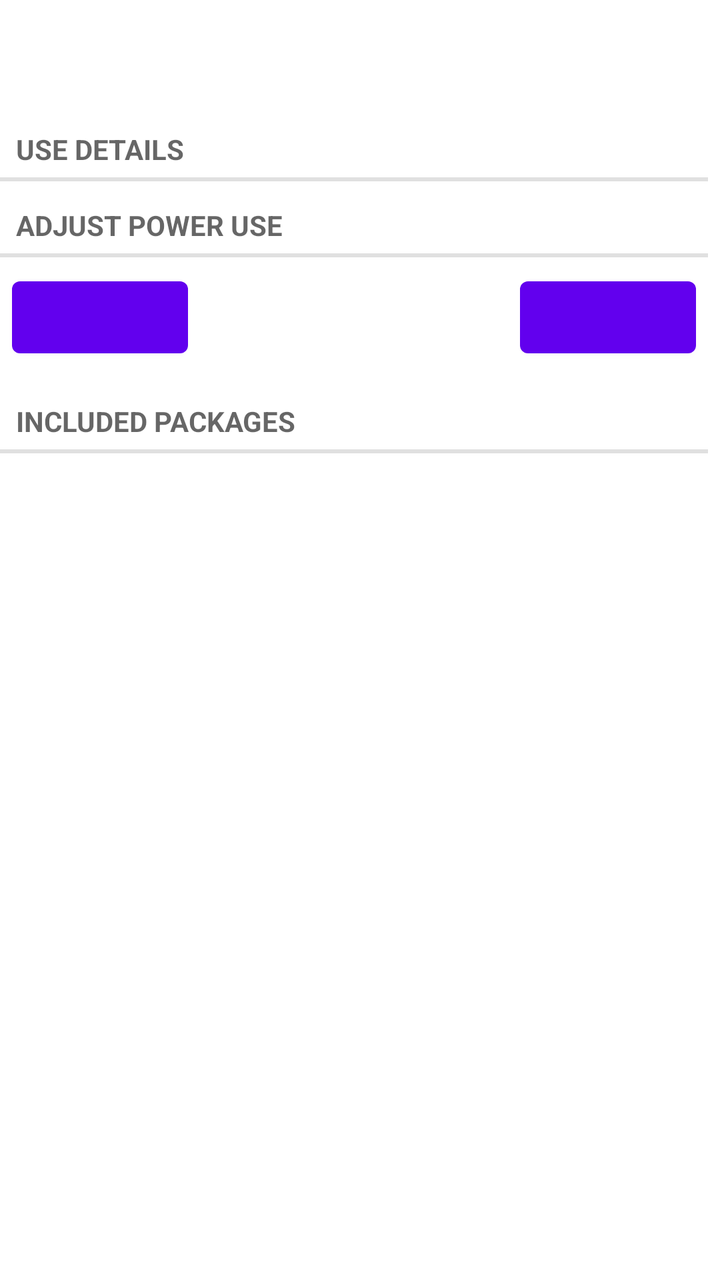
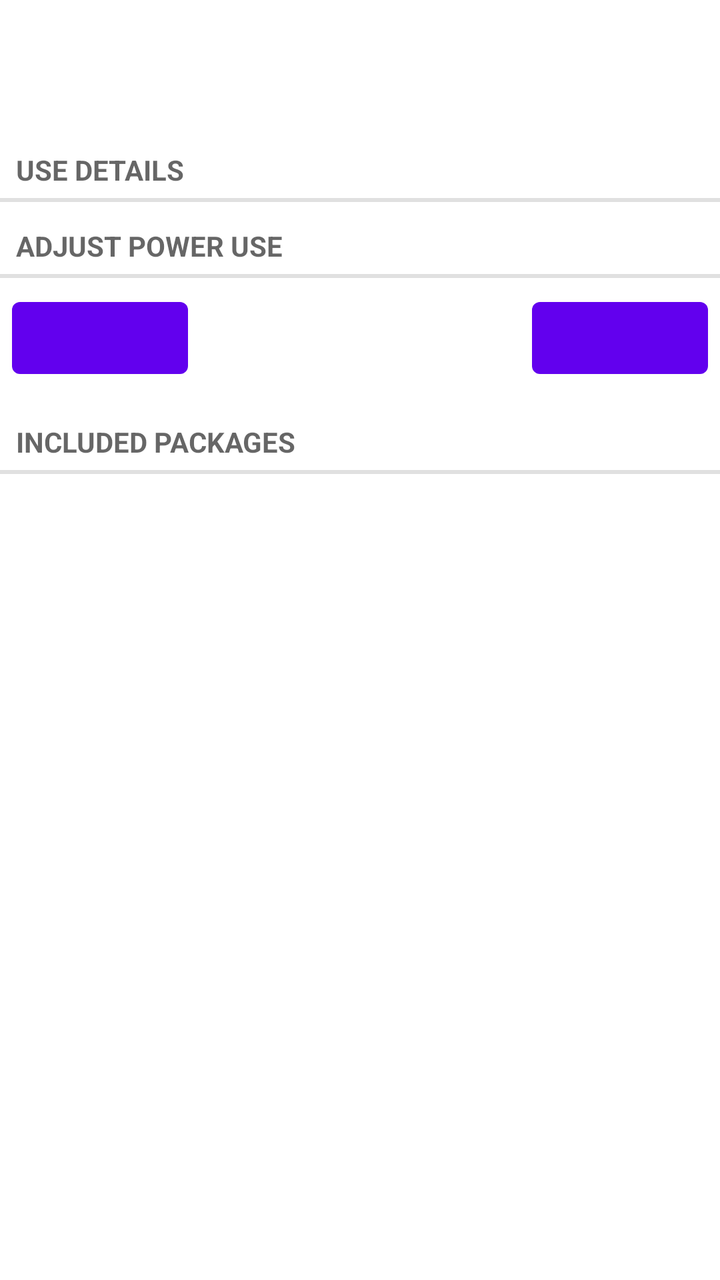

Two renders of the same Android screen: before a commit and after it. Below are the layout's source before the change and the commit's diff.
<!-- AndroidManifest.xml: fallback theme Theme.MaterialComponents.DayNight.NoActionBar -->
<!-- res/layout/power_usage_details.xml -->
<?xml version="1.0" encoding="utf-8"?>
<ScrollView
    xmlns:android="http://schemas.android.com/apk/res/android"
    android:layout_width="fill_parent"
    android:layout_height="fill_parent">
    <LinearLayout
        android:id="@+id/all_details"
        android:layout_width="fill_parent"
        android:layout_height="fill_parent"
        android:paddingRight="6dip"
        android:paddingTop="5dip"
        android:paddingBottom="5dip"
        android:orientation="vertical">

        
        <RelativeLayout
            android:layout_width="fill_parent"
            android:layout_height="wrap_content"
            android:layout_gravity="center_vertical">

            <LinearLayout
                android:orientation="vertical"
                android:layout_alignParentLeft="true"
                android:layout_width="fill_parent"
                android:layout_height="wrap_content"
                android:paddingTop="6dip"
                android:paddingBottom="6dip"
                android:paddingRight="6dip"
                android:paddingLeft="6dip" >
                
                <TextView android:id="@+id/name"
                    android:layout_width="wrap_content"
                    android:layout_height="wrap_content"
                    android:textAppearance="?android:attr/textAppearanceMedium"
                    android:textStyle="bold"
                    android:singleLine="true"
                    android:ellipsize="marquee"
                    android:layout_marginBottom="2dip" />
                
                <TextView android:id="@+id/battery_percentage"
                    android:layout_marginTop="-4dip"
                    android:layout_gravity="center_vertical"
                    android:layout_width="wrap_content"
                    android:layout_height="wrap_content"
                    android:textAppearance="?android:attr/textAppearanceSmall" />
            </LinearLayout>

            
            <ImageView android:id="@+id/icon"
                android:layout_width="@android:dimen/app_icon_size"
                android:layout_height="@android:dimen/app_icon_size"
                android:layout_alignParentRight="true"
                android:paddingTop="6dip"
                android:paddingBottom="6dip"
                android:paddingRight="6dip"
                android:scaleType="fitCenter" />
        </RelativeLayout>


        <TextView
            style="?android:attr/listSeparatorTextViewStyle"
            android:text="@string/details_subtitle" />

        <LinearLayout
            android:id="@+id/details"
            android:layout_width="fill_parent"
            android:layout_height="wrap_content"
            android:paddingLeft="6dip"
            android:orientation="vertical">

            

        </LinearLayout>

        <LinearLayout
            android:id="@+id/controls_section"
            android:layout_width="fill_parent"
            android:layout_height="wrap_content"
            android:orientation="vertical">

            <TextView
                android:id="@+id/controls_section_title"
                style="?android:attr/listSeparatorTextViewStyle"
                android:layout_marginTop="6dip"
                android:text="@string/controls_subtitle" />
            
            <RelativeLayout
                android:layout_width="fill_parent"
                android:layout_height="wrap_content">

                <Button
                    android:id="@+id/action_button1"
                    android:layout_width="wrap_content"
                    android:layout_height="wrap_content"
                    android:layout_marginLeft="6dip"
                    android:layout_marginTop="6dip"
                    android:layout_marginBottom="6dip"
                    android:layout_marginRight="6dip"
                    android:layout_alignParentLeft="true"
                    android:layout_weight="1"/>
                <Button
                    android:id="@+id/action_button2"
                    android:layout_width="wrap_content"
                    android:layout_height="wrap_content"
                    android:layout_marginLeft="6dip"
                    android:layout_marginTop="6dip"
                    android:layout_marginBottom="6dip"
                    android:layout_marginRight="6dip"
                    android:layout_alignParentRight="true"
                    android:layout_weight="1"/>

            </RelativeLayout>

        </LinearLayout>
                    
        <TextView
            android:id="@+id/packages_section_title"
            style="?android:attr/listSeparatorTextViewStyle"
            android:layout_marginTop="6dip"
            android:text="@string/packages_subtitle" />

        <LinearLayout
            android:id="@+id/packages_section"
            android:layout_width="fill_parent"
            android:layout_height="wrap_content"
            android:paddingLeft="6dip"
            android:orientation="vertical">

            

        </LinearLayout>
    </LinearLayout>
</ScrollView>
<!-- resources referenced by this layout -->
<resources>
  <string name="controls_subtitle">Adjust power use</string>
  <string name="details_subtitle">Use details</string>
  <string name="packages_subtitle">Included packages</string>
</resources>

<!-- the commit's change to res/layout/power_usage_details.xml (unified diff, before → after) -->
@@ -7,55 +7,70 @@
         android:id="@+id/all_details"
         android:layout_width="fill_parent"
         android:layout_height="fill_parent"
-        android:paddingRight="6dip"
         android:paddingTop="5dip"
         android:paddingBottom="5dip"
         android:orientation="vertical">
 
-        
-        <RelativeLayout
+        <LinearLayout
             android:layout_width="fill_parent"
             android:layout_height="wrap_content"
-            android:layout_gravity="center_vertical">
+            android:minHeight="?android:attr/listPreferredItemHeight"
+            android:orientation="horizontal"
+            android:gravity="center_vertical"
+            android:paddingLeft="12dip"
+            android:paddingRight="?android:attr/scrollbarSize">
 
-            <LinearLayout
-                android:orientation="vertical"
-                android:layout_alignParentLeft="true"
-                android:layout_width="fill_parent"
+            <ImageView
+                android:id="@+id/icon"
+                android:layout_width="48dip"
                 android:layout_height="wrap_content"
-                android:paddingTop="6dip"
-                android:paddingBottom="6dip"
-                android:paddingRight="6dip"
-                android:paddingLeft="6dip" >
-                
+                android:layout_marginRight="6dip"
+                android:layout_gravity="center" />
+
+            <RelativeLayout
+                android:layout_width="wrap_content"
+                android:layout_height="wrap_content"
+                android:layout_marginRight="8dip"
+                android:layout_marginTop="2dip"
+                android:layout_marginBottom="6dip"
+                android:layout_weight="1">
+
                 <TextView android:id="@+id/name"
                     android:layout_width="wrap_content"
                     android:layout_height="wrap_content"
-                    android:textAppearance="?android:attr/textAppearanceMedium"
-                    android:textStyle="bold"
                     android:singleLine="true"
+                    android:layout_marginTop="2dip"
+                    android:layout_alignParentLeft="true"
+                    android:layout_alignParentTop="true"
+                    android:layout_toLeftOf="@+id/battery_percentage"
                     android:ellipsize="marquee"
-                    android:layout_marginBottom="2dip" />
-                
+                    android:textAppearance="?android:attr/textAppearanceMedium"/>
                 <TextView android:id="@+id/battery_percentage"
-                    android:layout_marginTop="-4dip"
-                    android:layout_gravity="center_vertical"
                     android:layout_width="wrap_content"
                     android:layout_height="wrap_content"
-                    android:textAppearance="?android:attr/textAppearanceSmall" />
-            </LinearLayout>
-
-            
-            <ImageView android:id="@+id/icon"
-                android:layout_width="@android:dimen/app_icon_size"
-                android:layout_height="@android:dimen/app_icon_size"
-                android:layout_alignParentRight="true"
-                android:paddingTop="6dip"
-                android:paddingBottom="6dip"
-                android:paddingRight="6dip"
-                android:scaleType="fitCenter" />
-        </RelativeLayout>
-
+                    android:singleLine="true"
+                    android:layout_alignParentRight="true"
+                    android:layout_alignBottom="@+id/name"
+                    android:layout_gravity="bottom"
+                    android:textAppearance="?android:attr/textAppearanceSmall"
+                    android:textStyle="bold"/>
+                <ImageView
+                    android:id="@+id/gauge"
+                    android:background="#80404040"
+                    android:layout_height="wrap_content"
+                    android:layout_width="fill_parent"
+                    android:layout_marginTop="5dip"
+                    android:layout_below="@id/battery_percentage"
+                    android:layout_gravity="center_vertical" />
+                <TextView android:id="@+id/summary"
+                    android:layout_width="wrap_content"
+                    android:layout_height="wrap_content"
+                    android:layout_alignLeft="@id/gauge"
+                    android:layout_below="@id/gauge"
+                    android:textAppearance="?android:attr/textAppearanceSmall"
+                    />
+            </RelativeLayout>
+        </LinearLayout>
 
         <TextView
             style="?android:attr/listSeparatorTextViewStyle"
